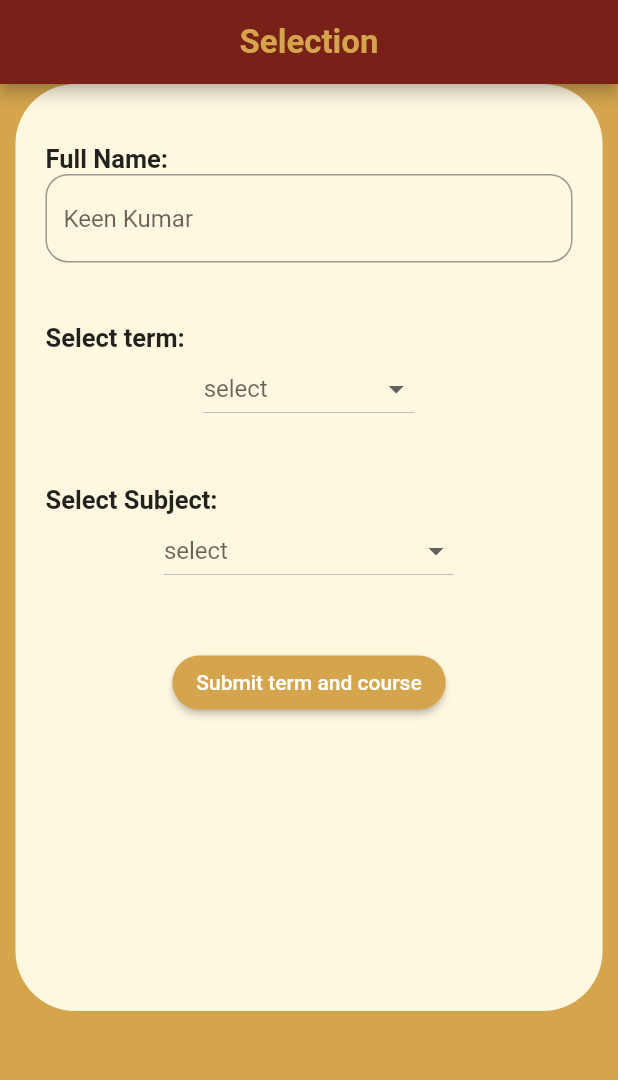
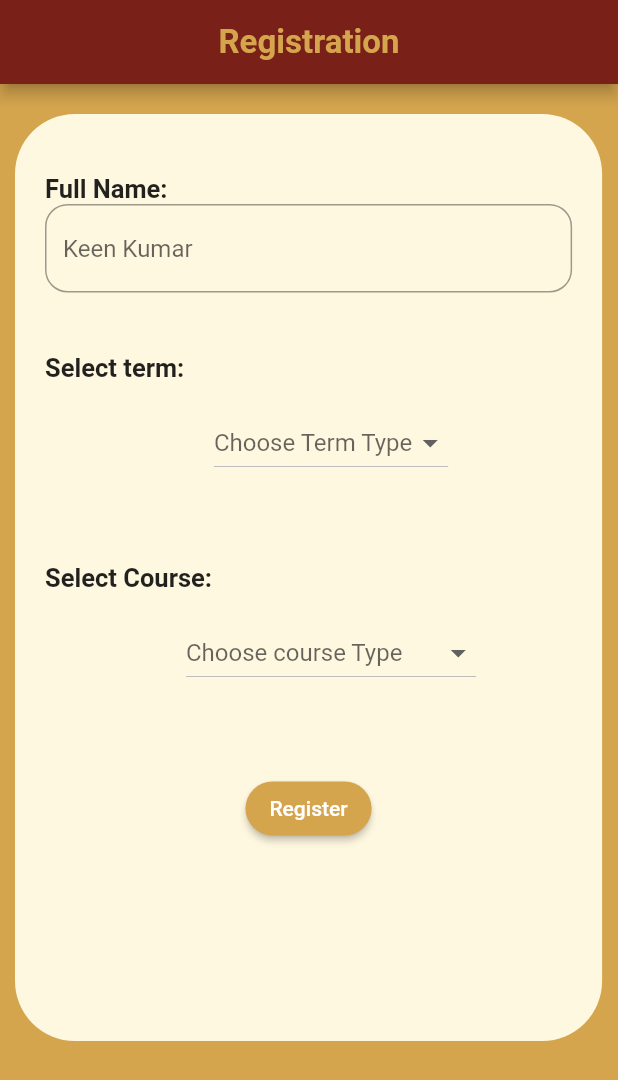
Before and after one commit to prakharawasthi-ctrl/new, a Flutter app: the CreateProfilePage screen opened directly, on a phone screen of 412 x 824 dp. Shown: the top 1080 px of the screen. Run offline on Flutter 3.47's test engine with Material 2 defaults, Android fonts, the phone set to English and light mode, and no system bars; our stand-ins replace firebase_auth, firebase_core, google_sign_in; accounts and stored records are empty.

Commit message:
second commit

```diff
--- a/myapp/lib/Screens/CreateProfilePage.dart
+++ b/myapp/lib/Screens/CreateProfilePage.dart
@@ -13,15 +13,31 @@ class CreateProfilePage extends StatefulWidget {
 
 class _CreateProfilePageState extends State<CreateProfilePage> {
   final GlobalKey<FormState> createProfileKey = new GlobalKey<FormState>();
+  List<String> coursetype = <String>[
+    'Mathematics 1',
+    'Satistics 1',
+    'Computational Thinking',
+    'English 1',
+    'Mathematics 2',
+    'Statistics 2',
+    'English 2',
+    'Python',
+  ];
+  List<String> termtype = <String>[
+    'Foundation level',
+    'Diploma level',
+    'Degree level'
+  ];
   late String name;
-  String dropdownValue = " ";
+  var selectedTerm, selectedTermType, selectedCourse, selectedCourseType;
+
   @override
   Widget build(BuildContext context) {
     return Scaffold(
       backgroundColor: Color(0xffd5a54e),
       appBar: AppBar(
         title: Text(
-          'Selection',
+          'Registration',
           style: TextStyle(
               fontSize: 22,
               fontWeight: FontWeight.bold,
@@ -30,7 +46,7 @@ class _CreateProfilePageState extends State<CreateProfilePage> {
         centerTitle: true,
       ),
       body: SingleChildScrollView(
-        child: Center(
+        padding: EdgeInsets.only(left: 10, right: 10, top: 20),
         child: Container(
           width: MediaQuery.of(context).size.width * 0.95,
           height: MediaQuery.of(context).size.width * 1.5,
@@ -47,8 +63,7 @@ class _CreateProfilePageState extends State<CreateProfilePage> {
                   padding: EdgeInsets.only(top: 40, left: 20),
                   child: Text(
                     "Full Name:",
-                      style:
-                          TextStyle(fontSize: 17, fontWeight: FontWeight.bold),
+                    style: TextStyle(fontSize: 17, fontWeight: FontWeight.bold),
                   ),
                 ),
                 Padding(
@@ -76,81 +91,86 @@ class _CreateProfilePageState extends State<CreateProfilePage> {
                       return null;
                     },
                     onSaved: (val) {
-                        // this.name = name;
+                      this.name = name;
                     },
                   ),
                 ),
-
-                  // drop down ends here
-                  Column(
-                    crossAxisAlignment: CrossAxisAlignment.start,
-                    children: [
                 Padding(
                   padding: EdgeInsets.only(left: 20, top: 40),
                   child: Text(
                     "Select term:",
-                          style: TextStyle(
-                              fontSize: 17, fontWeight: FontWeight.bold),
+                    style: TextStyle(fontSize: 17, fontWeight: FontWeight.bold),
                   ),
                 ),
-                      Center(
-                        child: DropdownButton(
-                          borderRadius: BorderRadius.circular(20),
-                          hint: Text('select'),
-                          items: [
-                            'Foundation level',
-                            'Diploma level',
-                            'Degree level'
-                          ].map((String value) {
-                            return DropdownMenuItem<String>(
+
+                Row(
+                  mainAxisAlignment: MainAxisAlignment.center,
+                  children: <Widget>[
+                    Padding(padding: EdgeInsets.only(top: 80)),
+                    SizedBox(width: 30.0),
+                    DropdownButton(
+                      items: termtype
+                          .map((value) => DropdownMenuItem(
+                                child: Text(
+                                  value,
+                                ),
                                 value: value,
-                              child: Text(value),
-                            );
-                          }).toList(),
-                          onChanged: (String? value) {
+                              ))
+                          .toList(),
+                      onChanged: (selectedTermType) {
+                        print('$selectedTermType');
                         setState(() {
-                              dropdownValue = value!;
+                          selectedTerm = selectedTermType;
                         });
                       },
+                      value: selectedTerm,
+                      isExpanded: false,
+                      hint: Text(
+                        'Choose Term Type',
                       ),
                     ),
                   ],
                 ),
-                  Column(
-                    crossAxisAlignment: CrossAxisAlignment.start,
-                    children: [
+                // start of second dropdown
                 Padding(
                   padding: EdgeInsets.only(left: 20, top: 40),
                   child: Text(
-                          "Select Subject:",
-                          style: TextStyle(
-                              fontSize: 17, fontWeight: FontWeight.bold),
+                    "Select Course:",
+                    style: TextStyle(fontSize: 17, fontWeight: FontWeight.bold),
                   ),
                 ),
-                      Center(
-                        child: DropdownButton(
-                          borderRadius: BorderRadius.circular(20),
-                          hint: Text('select'),
-                          items: [
-                            'Mathematics 1',
-                            'Satistics 1',
-                            'Computational Thinking',
-                            'English 1',
-                            'Mathematics 2',
-                            'Statistics 2',
-                            'English 2',
-                            'Python',
-                          ].map((String nvalue) {
-                            return DropdownMenuItem<String>(
-                              value: nvalue,
-                              child: Text(nvalue),
-                            );
-                          }).toList(),
-                          onChanged: (_) {},
+
+                Row(
+                  mainAxisAlignment: MainAxisAlignment.center,
+                  children: <Widget>[
+                    Padding(padding: EdgeInsets.only(top: 80)),
+                    SizedBox(width: 30.0),
+                    DropdownButton(
+                      items: coursetype
+                          .map((value) => DropdownMenuItem(
+                                child: Text(
+                                  value,
+                                ),
+                                value: value,
+                              ))
+                          .toList(),
+                      onChanged: (selectedCourseType) {
+                        print('$selectedCourseType');
+                        setState(() {
+                          selectedCourse = selectedCourseType;
+                        });
+                      },
+                      value: selectedCourse,
+                      isExpanded: false,
+                      hint: Text(
+                        'Choose course Type',
                       ),
                     ),
                   ],
                 ),
+
+                // end of second dreop down
+
                 Center(
                   child: Padding(
                     padding: EdgeInsets.only(top: 40, bottom: 40),
@@ -167,7 +187,7 @@ class _CreateProfilePageState extends State<CreateProfilePage> {
                         createProfileKey.currentState!.validate();
                         print(name);
                       },
-                        child: Text("Submit term and course"),
+                      child: Text("Register"),
                     ),
                   ),
                 ),
@@ -176,7 +196,6 @@ class _CreateProfilePageState extends State<CreateProfilePage> {
           ),
         ),
       ),
-      ),
     );
   }
 }
--- a/myapp/lib/main.dart
+++ b/myapp/lib/main.dart
@@ -1,7 +1,10 @@
 import 'package:flutter/material.dart';
 import 'package:myapp/Screens/authPage.dart';
+import 'package:firebase_core/firebase_core.dart';
 
-void main() {
+void main() async {
+  WidgetsFlutterBinding.ensureInitialized();
+  Firebase.initializeApp();
   runApp(MyApp());
 }
 
--- a/myapp/pubspec.yaml
+++ b/myapp/pubspec.yaml
@@ -29,6 +29,10 @@ environment:
 dependencies:
   flutter:
     sdk: flutter
+  firebase_core:
+  firebase_auth:
+  google_sign_in:
+  # url_launcher:
 
 
   # The following adds the Cupertino Icons font to your application.
```
Also changed, not shown: myapp/lib/Screens/AuthPage.dart (+49 -5 lines), myapp/lib/Screens/mainPage.dart (added, +23 -0 lines), myapp/pubspec.lock, 3 other files. Lines whose indentation alone changed are shown as unchanged.
